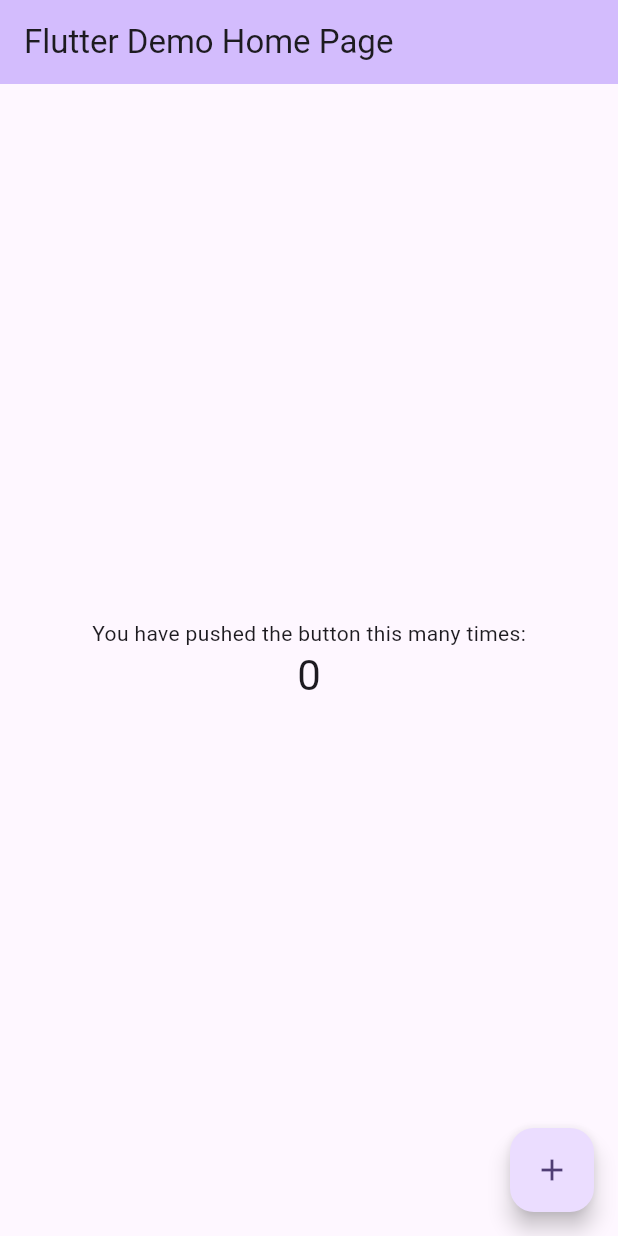
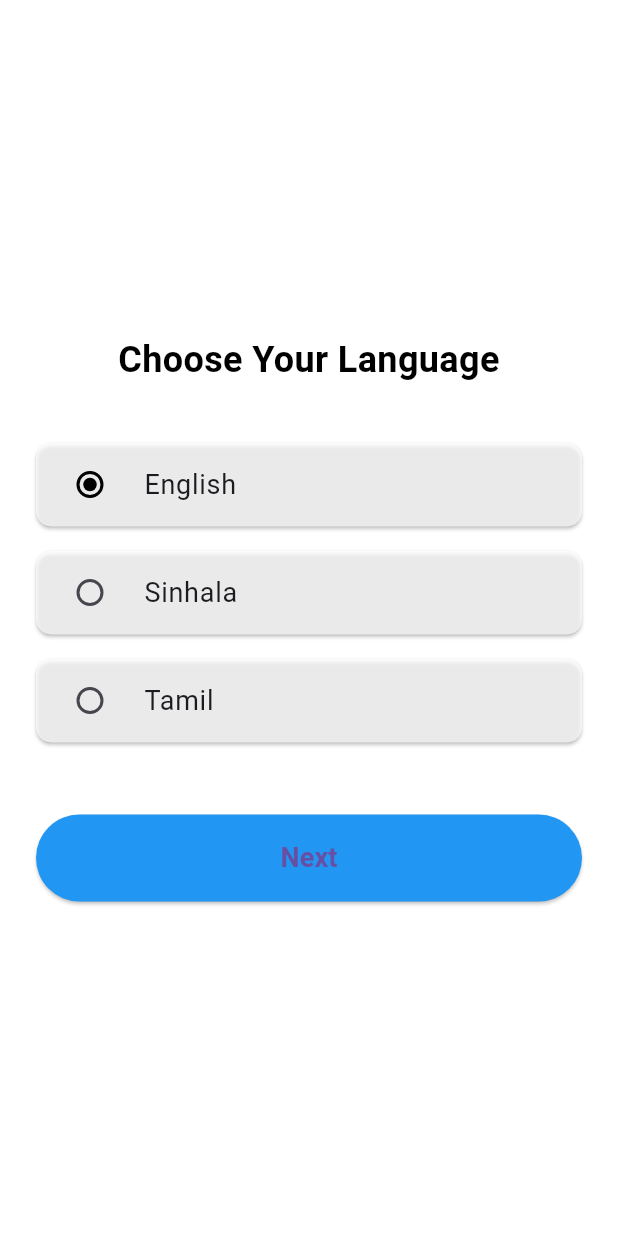
Before and after one commit to AdithyaSean/next-step-flutter, a Flutter app: the screen it shows after launch, on a phone screen of 412 x 824 dp. Run offline on Flutter 3.47's test engine with Material 3 defaults, Android fonts, the phone set to English and light mode, and no system bars.

Commit message:
Create first UI

```diff
--- a/next_step/lib/main.dart
+++ b/next_step/lib/main.dart
@@ -5,121 +5,101 @@ void main() {
 }
 
 class MyApp extends StatelessWidget {
-  const MyApp({super.key});
+  const MyApp({Key? key}) : super(key: key);
 
-  // This widget is the root of your application.
   @override
   Widget build(BuildContext context) {
     return MaterialApp(
-      title: 'Flutter Demo',
+      title: 'Language Selection',
       theme: ThemeData(
-        // This is the theme of your application.
-        //
-        // TRY THIS: Try running your application with "flutter run". You'll see
-        // the application has a purple toolbar. Then, without quitting the app,
-        // try changing the seedColor in the colorScheme below to Colors.green
-        // and then invoke "hot reload" (save your changes or press the "hot
-        // reload" button in a Flutter-supported IDE, or press "r" if you used
-        // the command line to start the app).
-        //
-        // Notice that the counter didn't reset back to zero; the application
-        // state is not lost during the reload. To reset the state, use hot
-        // restart instead.
-        //
-        // This works for code too, not just values: Most code changes can be
-        // tested with just a hot reload.
-        colorScheme: ColorScheme.fromSeed(seedColor: Colors.deepPurple),
-        useMaterial3: true,
+        primarySwatch: Colors.blue,
       ),
-      home: const MyHomePage(title: 'Flutter Demo Home Page'),
+      home: const LanguageSelectionScreen(),
     );
   }
 }
 
-class MyHomePage extends StatefulWidget {
-  const MyHomePage({super.key, required this.title});
-
-  // This widget is the home page of your application. It is stateful, meaning
-  // that it has a State object (defined below) that contains fields that affect
-  // how it looks.
-
-  // This class is the configuration for the state. It holds the values (in this
-  // case the title) provided by the parent (in this case the App widget) and
-  // used by the build method of the State. Fields in a Widget subclass are
-  // always marked "final".
-
-  final String title;
+class LanguageSelectionScreen extends StatefulWidget {
+  const LanguageSelectionScreen({Key? key}) : super(key: key);
 
   @override
-  State<MyHomePage> createState() => _MyHomePageState();
+  _LanguageSelectionScreenState createState() =>
+      _LanguageSelectionScreenState();
 }
 
-class _MyHomePageState extends State<MyHomePage> {
-  int _counter = 0;
-
-  void _incrementCounter() {
-    setState(() {
-      // This call to setState tells the Flutter framework that something has
-      // changed in this State, which causes it to rerun the build method below
-      // so that the display can reflect the updated values. If we changed
-      // _counter without calling setState(), then the build method would not be
-      // called again, and so nothing would appear to happen.
-      _counter++;
-    });
-  }
+class _LanguageSelectionScreenState extends State<LanguageSelectionScreen> {
+  String _selectedLanguage = 'English';
 
   @override
   Widget build(BuildContext context) {
-    // This method is rerun every time setState is called, for instance as done
-    // by the _incrementCounter method above.
-    //
-    // The Flutter framework has been optimized to make rerunning build methods
-    // fast, so that you can just rebuild anything that needs updating rather
-    // than having to individually change instances of widgets.
     return Scaffold(
-      appBar: AppBar(
-        // TRY THIS: Try changing the color here to a specific color (to
-        // Colors.amber, perhaps?) and trigger a hot reload to see the AppBar
-        // change color while the other colors stay the same.
-        backgroundColor: Theme.of(context).colorScheme.inversePrimary,
-        // Here we take the value from the MyHomePage object that was created by
-        // the App.build method, and use it to set our appbar title.
-        title: Text(widget.title),
-      ),
-      body: Center(
-        // Center is a layout widget. It takes a single child and positions it
-        // in the middle of the parent.
+      backgroundColor: Colors.white,
+      body: Padding(
+        padding: const EdgeInsets.symmetric(horizontal: 24.0),
         child: Column(
-          // Column is also a layout widget. It takes a list of children and
-          // arranges them vertically. By default, it sizes itself to fit its
-          // children horizontally, and tries to be as tall as its parent.
-          //
-          // Column has various properties to control how it sizes itself and
-          // how it positions its children. Here we use mainAxisAlignment to
-          // center the children vertically; the main axis here is the vertical
-          // axis because Columns are vertical (the cross axis would be
-          // horizontal).
-          //
-          // TRY THIS: Invoke "debug painting" (choose the "Toggle Debug Paint"
-          // action in the IDE, or press "p" in the console), to see the
-          // wireframe for each widget.
           mainAxisAlignment: MainAxisAlignment.center,
-          children: <Widget>[
+          children: [
             const Text(
-              'You have pushed the button this many times:',
+              'Choose Your Language',
+              style: TextStyle(
+                fontSize: 24,
+                fontWeight: FontWeight.bold,
+                color: Colors.black,
+              ),
+              textAlign: TextAlign.center,
             ),
-            Text(
-              '$_counter',
-              style: Theme.of(context).textTheme.headlineMedium,
+            const SizedBox(height: 30),
+            _buildLanguageOption('English'),
+            _buildLanguageOption('Sinhala'),
+            _buildLanguageOption('Tamil'),
+            const SizedBox(height: 40),
+            SizedBox(
+              width: double.infinity,
+              child: ElevatedButton(
+                onPressed: () {
+                  // Handle button press
+                  print('Selected Language: $_selectedLanguage');
+                },
+                style: ElevatedButton.styleFrom(
+                  shape: RoundedRectangleBorder(
+                    borderRadius: BorderRadius.circular(30.0),
+                  ),
+                  padding: const EdgeInsets.symmetric(vertical: 16),
+                  backgroundColor: Colors.blue, // Use backgroundColor instead of primary
+                ),
+                child: const Text(
+                  'Next',
+                  style: TextStyle(
+                    fontSize: 18,
+                    fontWeight: FontWeight.bold,
+                  ),
+                ),
+              ),
             ),
           ],
         ),
       ),
-      floatingActionButton: FloatingActionButton(
-        onPressed: _incrementCounter,
-        tooltip: 'Increment',
-        child: const Icon(Icons.add),
-      ), // This trailing comma makes auto-formatting nicer for build methods.
+    );
+  }
+
+  Widget _buildLanguageOption(String language) {
+    return Card(
+      color: Colors.white.withOpacity(0.7),
+      shape: RoundedRectangleBorder(
+        borderRadius: BorderRadius.circular(10),
+      ),
+      margin: const EdgeInsets.symmetric(vertical: 8),
+      child: RadioListTile<String>(
+        title: Text(language, style: const TextStyle(fontSize: 18)),
+        value: language,
+        groupValue: _selectedLanguage,
+        activeColor: Colors.black,
+        onChanged: (String? value) {
+          setState(() {
+            _selectedLanguage = value!;
+          });
+        },
+      ),
     );
   }
 }
```
